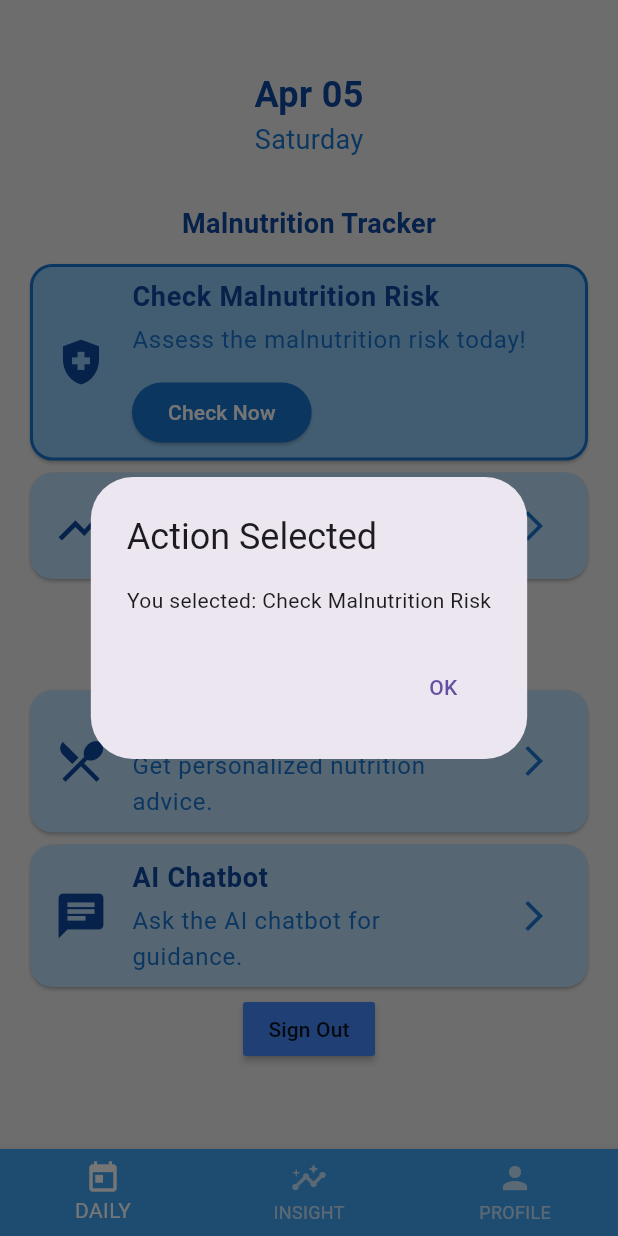
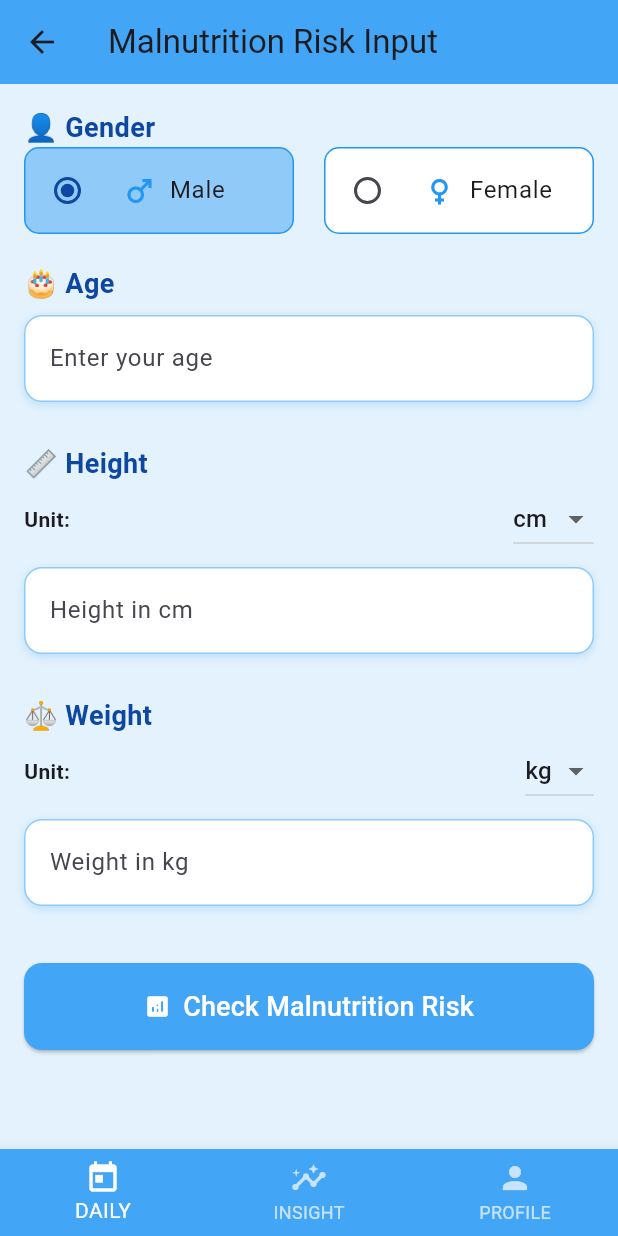
Before and after one commit to raakesh1415/malnutridetect, a Flutter app: the screen it shows once a user with an empty profile is signed in, after a tap on "Check Malnutrition Risk", on a phone screen of 412 x 824 dp. Run offline on Flutter 3.47's test engine with Material 3 defaults, Android fonts, the phone set to English and light mode, and no system bars; our stand-ins replace cloud_firestore, firebase_auth, firebase_core, fl_chart, google_fonts, pdf and 2 more; accounts and stored records are empty.

Commit message:
UI for input malnutrition risk

```diff
--- a/lib/home/home_page.dart
+++ b/lib/home/home_page.dart
@@ -5,6 +5,7 @@ import 'package:intl/intl.dart';
 import 'package:malnutridetect/graph/pricePoints.dart';
 import 'package:malnutridetect/graph/line_chart_screen.dart';
 import 'package:malnutridetect/chatbot/chatbotScreen.dart';
+import 'package:malnutridetect/input/inputScreen.dart';
 
 class HomePage extends StatefulWidget {
   const HomePage({super.key});
@@ -84,7 +85,11 @@ class _HomePageState extends State<HomePage> {
               buttonColor: Colors.blue[700]!,
               onTap: () {
                 // Perform action for "Check Malnutrition Risk"
-                _handleCardAction("Check Malnutrition Risk", 0);
+                //_handleCardAction("Check Malnutrition Risk", 0);
+                Navigator.push(
+                  context,
+                  MaterialPageRoute(builder: (context) => InputScreen()),
+                );
               },
             ),
             _buildHealthCard(
--- /dev/null
+++ b/lib/input/inputScreen.dart
@@ -0,0 +1,290 @@
+import 'package:flutter/material.dart';
+
+class InputScreen extends StatefulWidget {
+  @override
+  _InputScreenState createState() => _InputScreenState();
+}
+
+class _InputScreenState extends State<InputScreen> {
+  int _selectedIndex = 0;
+
+  final TextEditingController ageController = TextEditingController();
+  final TextEditingController cmController = TextEditingController();
+  final TextEditingController feetController = TextEditingController();
+  final TextEditingController inchController = TextEditingController();
+  final TextEditingController kgController = TextEditingController();
+  final TextEditingController lbsController = TextEditingController();
+
+  String selectedGender = "Male";
+  bool isHeightMetric = true;
+  bool isWeightMetric = true;
+
+  @override
+  Widget build(BuildContext context) {
+    return Scaffold(
+      appBar: AppBar(
+        backgroundColor: Colors.blue[400],
+        title: Text("Malnutrition Risk Input"),
+      ),
+      backgroundColor: Colors.blue[50],
+      body: Padding(
+        padding: const EdgeInsets.all(16),
+        child: ListView(
+          children: [
+            _buildSectionTitle("👤 Gender"),
+            Row(
+              children: [
+                _genderRadio("Male", Icons.male),
+                SizedBox(width: 20),
+                _genderRadio("Female", Icons.female),
+              ],
+            ),
+            SizedBox(height: 20),
+            _buildSectionTitle("🎂 Age"),
+            _buildCard(
+              child: TextField(
+                controller: ageController,
+                keyboardType: TextInputType.number,
+                decoration: InputDecoration(
+                  hintText: "Enter your age",
+                  border: InputBorder.none,
+                ),
+              ),
+            ),
+            SizedBox(height: 20),
+            _buildSectionTitle("📏 Height"),
+            Row(
+              mainAxisAlignment: MainAxisAlignment.spaceBetween,
+              children: [
+                Text("Unit:", style: TextStyle(fontWeight: FontWeight.w600)),
+                DropdownButton<bool>(
+                  value: isHeightMetric,
+                  items: [
+                    DropdownMenuItem(child: Text("cm"), value: true),
+                    DropdownMenuItem(child: Text("ft-in"), value: false),
+                  ],
+                  onChanged: (val) => setState(() => isHeightMetric = val!),
+                ),
+              ],
+            ),
+            isHeightMetric
+                ? _buildCard(
+                  child: TextField(
+                    controller: cmController,
+                    keyboardType: TextInputType.number,
+                    decoration: InputDecoration(
+                      hintText: "Height in cm",
+                      border: InputBorder.none,
+                    ),
+                  ),
+                )
+                : Row(
+                  children: [
+                    Expanded(
+                      child: _buildCard(
+                        child: TextField(
+                          controller: feetController,
+                          keyboardType: TextInputType.number,
+                          decoration: InputDecoration(
+                            hintText: "Feet",
+                            border: InputBorder.none,
+                          ),
+                        ),
+                      ),
+                    ),
+                    SizedBox(width: 10),
+                    Expanded(
+                      child: _buildCard(
+                        child: TextField(
+                          controller: inchController,
+                          keyboardType: TextInputType.number,
+                          decoration: InputDecoration(
+                            hintText: "Inches",
+                            border: InputBorder.none,
+                          ),
+                        ),
+                      ),
+                    ),
+                  ],
+                ),
+            SizedBox(height: 20),
+            _buildSectionTitle("⚖️ Weight"),
+            Row(
+              mainAxisAlignment: MainAxisAlignment.spaceBetween,
+              children: [
+                Text("Unit:", style: TextStyle(fontWeight: FontWeight.w600)),
+                DropdownButton<bool>(
+                  value: isWeightMetric,
+                  items: [
+                    DropdownMenuItem(child: Text("kg"), value: true),
+                    DropdownMenuItem(child: Text("lbs"), value: false),
+                  ],
+                  onChanged: (val) => setState(() => isWeightMetric = val!),
+                ),
+              ],
+            ),
+            isWeightMetric
+                ? _buildCard(
+                  child: TextField(
+                    controller: kgController,
+                    keyboardType: TextInputType.number,
+                    decoration: InputDecoration(
+                      hintText: "Weight in kg",
+                      border: InputBorder.none,
+                    ),
+                  ),
+                )
+                : _buildCard(
+                  child: TextField(
+                    controller: lbsController,
+                    keyboardType: TextInputType.number,
+                    decoration: InputDecoration(
+                      hintText: "Weight in lbs",
+                      border: InputBorder.none,
+                    ),
+                  ),
+                ),
+            SizedBox(height: 30),
+            ElevatedButton.icon(
+              style: ElevatedButton.styleFrom(
+                backgroundColor: Colors.blue[400],
+                foregroundColor: Colors.white,
+                padding: EdgeInsets.symmetric(vertical: 16),
+                shape: RoundedRectangleBorder(
+                  borderRadius: BorderRadius.circular(12),
+                ),
+              ),
+              onPressed: _submitData,
+              icon: Icon(Icons.analytics_rounded),
+              label: Text(
+                "Check Malnutrition Risk",
+                style: TextStyle(fontSize: 18),
+              ),
+            ),
+          ],
+        ),
+      ),
+      bottomNavigationBar: BottomNavigationBar(
+        backgroundColor: Colors.blue[400], // Ensure a dark enough background
+        selectedItemColor:
+            Colors.white, // White for the selected item (high contrast)
+        unselectedItemColor: Colors.white70, // Light white for unselected items
+        currentIndex: _selectedIndex, // Track selected index
+        onTap: (index) {
+          setState(() {
+            _selectedIndex = index;
+          });
+        },
+        items: const [
+          BottomNavigationBarItem(
+            icon: Icon(Icons.today),
+            label: "DAILY", // Ensure label is readable against background
+          ),
+          BottomNavigationBarItem(
+            icon: Icon(Icons.insights),
+            label: "INSIGHT", // Ensure label is readable against background
+          ),
+          BottomNavigationBarItem(
+            icon: Icon(Icons.person),
+            label: "PROFILE", // Ensure label is readable against background
+          ),
+        ],
+      ),
+    );
+  }
+
+  Widget _genderRadio(String gender, IconData icon) {
+    return Expanded(
+      child: Container(
+        padding: EdgeInsets.symmetric(horizontal: 8),
+        decoration: BoxDecoration(
+          color: selectedGender == gender ? Colors.blue[200] : Colors.white,
+          borderRadius: BorderRadius.circular(10),
+          border: Border.all(color: Colors.blue),
+        ),
+        child: RadioListTile<String>(
+          value: gender,
+          groupValue: selectedGender,
+          title: Row(
+            children: [
+              Icon(icon, color: Colors.blue),
+              SizedBox(width: 8),
+              Text(gender),
+            ],
+          ),
+          onChanged: (value) => setState(() => selectedGender = value!),
+          activeColor: Colors.blue[900],
+          contentPadding: EdgeInsets.zero,
+        ),
+      ),
+    );
+  }
+
+  Widget _buildSectionTitle(String title) {
+    return Text(
+      title,
+      style: TextStyle(
+        fontSize: 18,
+        fontWeight: FontWeight.bold,
+        color: Colors.blue[900],
+      ),
+    );
+  }
+
+  Widget _buildCard({required Widget child}) {
+    return Container(
+      padding: EdgeInsets.symmetric(horizontal: 16, vertical: 4),
+      margin: EdgeInsets.symmetric(vertical: 8),
+      decoration: BoxDecoration(
+        color: Colors.white,
+        borderRadius: BorderRadius.circular(12),
+        border: Border.all(color: Colors.blue.shade200),
+        boxShadow: [
+          BoxShadow(
+            color: Colors.blue.shade100,
+            blurRadius: 4,
+            offset: Offset(0, 2),
+          ),
+        ],
+      ),
+      child: child,
+    );
+  }
+
+  void _submitData() {
+    String gender = selectedGender;
+    int? age = int.tryParse(ageController.text);
+
+    double? height;
+    if (isHeightMetric) {
+      height = double.tryParse(cmController.text);
+    } else {
+      double? ft = double.tryParse(feetController.text);
+      double? inch = double.tryParse(inchController.text);
+      if (ft != null && inch != null) {
+        height = (ft * 30.48) + (inch * 2.54); // Convert to cm
+      }
+    }
+
+    double? weight;
+    if (isWeightMetric) {
+      weight = double.tryParse(kgController.text);
+    } else {
+      double? lbs = double.tryParse(lbsController.text);
+      if (lbs != null) {
+        weight = lbs * 0.453592; // Convert to kg
+      }
+    }
+
+    if (age != null && height != null && weight != null) {
+      print(
+        "GENDER: $gender, AGE: $age, HEIGHT: $height cm, WEIGHT: $weight kg",
+      );
+      // Add your malnutrition analysis logic here or navigate to result screen
+    } else {
+      ScaffoldMessenger.of(context).showSnackBar(
+        SnackBar(content: Text("Please fill in all fields properly.")),
+      );
+    }
+  }
+}
```
